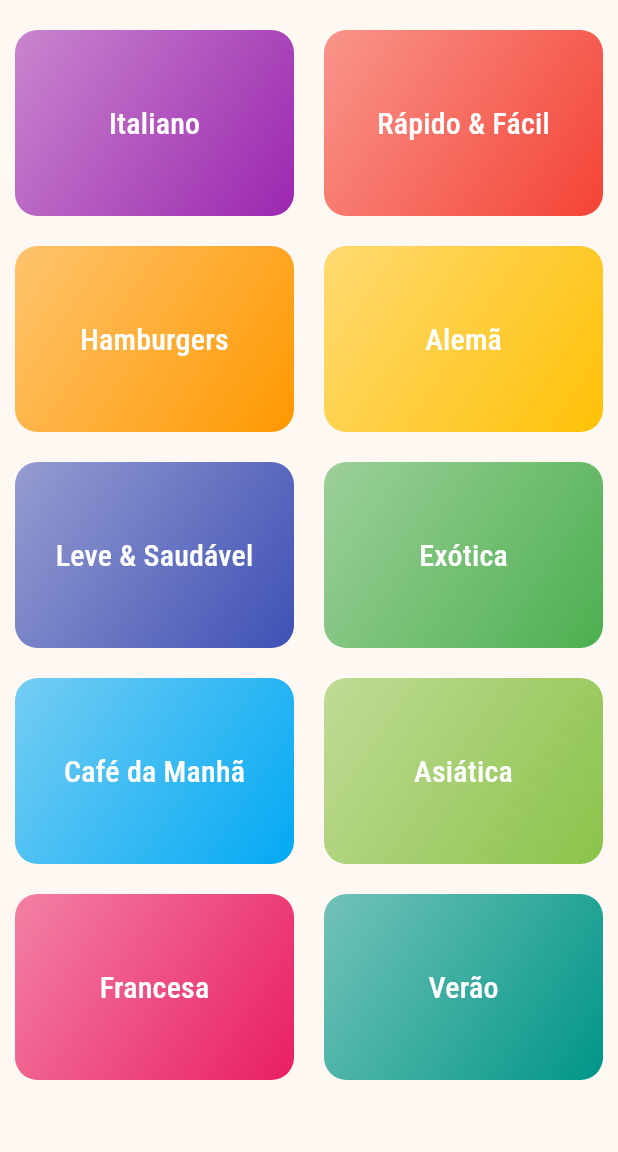
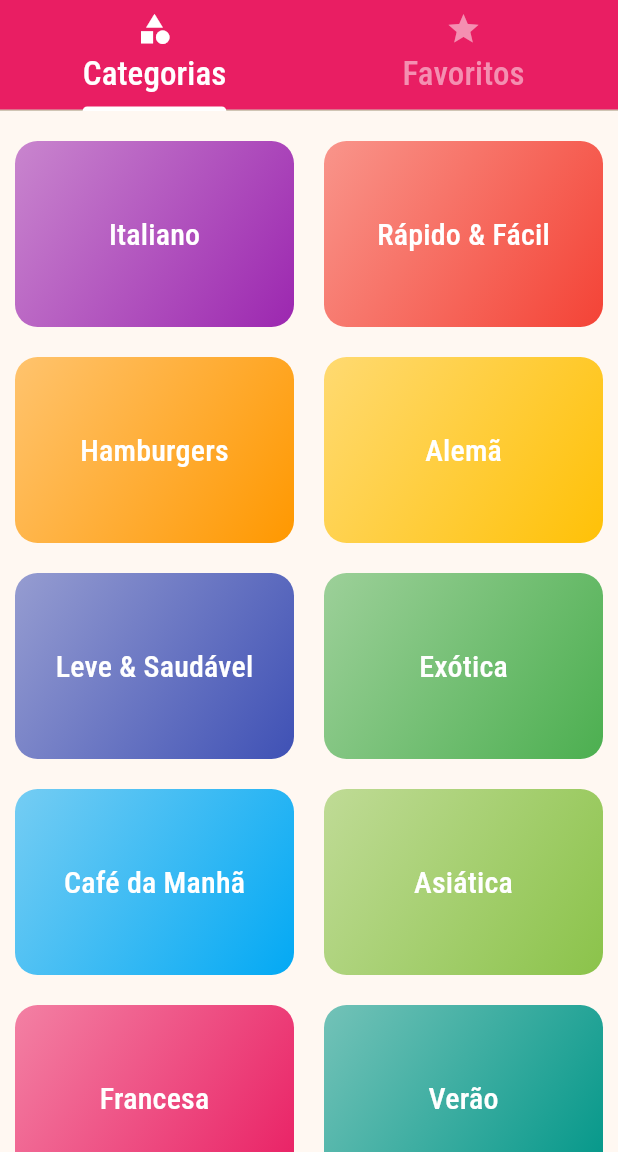
Before and after one commit to mateusalmeiida/comidas-app-flutter, a Flutter app: the screen it shows after launch, on a phone screen of 412 x 824 dp, the part 84-1236 px from its top. Run offline on Flutter 3.47's test engine with Material 3 defaults, Android fonts, the phone set to English and light mode, and no system bars.

Commit message:
Adicionada Barra de Navegação entre a tela de categorias e a tela de favoritos

```diff
--- a/lib/main.dart
+++ b/lib/main.dart
@@ -1,8 +1,8 @@
-import 'package:comidas/screens/categories_screen.dart';
 import 'package:flutter/material.dart';
 import './screens/categories_meals_screen.dart';
 import 'utils/app_routes.dart';
 import './screens/meal_detail_screen.dart';
+import './screens/tabs_screen.dart';
 
 void main() {
   runApp(MealApp());
@@ -42,10 +42,14 @@ class MealApp extends StatelessWidget {
                 fontSize: MediaQuery.of(context).textScaler.scale(18),
                 fontWeight: FontWeight.w700),
           ),
-      ),
+          tabBarTheme: TabBarTheme(
+            labelColor: Colors.white,
+            indicatorColor: Colors.white,
+            unselectedLabelColor: Colors.pink[200],
+          )),
       routes: {
         AppRoutes.HOME: (ctx) {
-          return CategoriesScreen();
+          return TabsScreen();
         },
         AppRoutes.CATEGORIES_MEALS: (ctx) {
           return CategoriesMealsScreen();
--- a/lib/screens/categories_screen.dart
+++ b/lib/screens/categories_screen.dart
@@ -7,11 +7,7 @@ class CategoriesScreen extends StatelessWidget {
 
   @override
   Widget build(BuildContext context) {
-    return Scaffold(
-      appBar: AppBar(
-        title: Text('Vamos Cozinhar?'),
-      ),
-      body: GridView(
+    return GridView(
       padding: const EdgeInsets.fromLTRB(10, 20, 10, 10),
       gridDelegate: SliverGridDelegateWithMaxCrossAxisExtent(
         maxCrossAxisExtent: 200,
@@ -24,7 +20,6 @@ class CategoriesScreen extends StatelessWidget {
           category: category,
         );
       }).toList(),
-      ),
     );
   }
 }
--- /dev/null
+++ b/lib/screens/favorite_screen.dart
@@ -0,0 +1,12 @@
+import 'package:flutter/material.dart';
+
+class FavoriteScreen extends StatelessWidget {
+  const FavoriteScreen({super.key});
+
+  @override
+  Widget build(BuildContext context) {
+    return Center(
+      child: Text('Minhas Refeições Favoritas'),
+    );
+  }
+}
--- /dev/null
+++ b/lib/screens/tabs_screen.dart
@@ -0,0 +1,26 @@
+import 'package:flutter/material.dart';
+import 'categories_screen.dart';
+import 'favorite_screen.dart';
+
+class TabsScreen extends StatelessWidget {
+  const TabsScreen({super.key});
+
+  @override
+  Widget build(BuildContext context) {
+    return DefaultTabController(
+        length: 2,
+        child: Scaffold(
+          appBar: AppBar(
+            title: Text('Vamos Cozinhar?'),
+            bottom: TabBar(tabs: [
+              Tab(
+                icon: Icon(Icons.category),
+                text: 'Categorias',
+              ),
+              Tab(icon: Icon(Icons.star), text: 'Favoritos')
+            ]),
+          ),
+          body: TabBarView(children: [CategoriesScreen(), FavoriteScreen()]),
+        ));
+  }
+}
```
Lines whose indentation alone changed are shown as unchanged.
